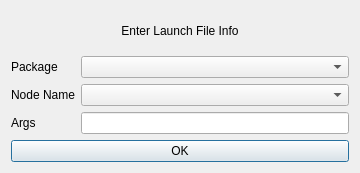
The window that landside/catkin_ws/src/gui/resource/LaunchDialog.ui (DukeRobotics/robosub-ros) describes before a commit, drawn with Qt 5.
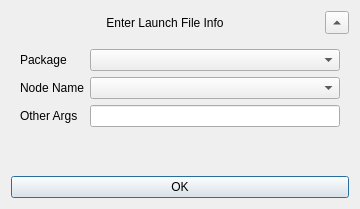
The same window after the commit.

```diff
--- a/landside/catkin_ws/src/gui/resource/LaunchDialog.ui
+++ b/landside/catkin_ws/src/gui/resource/LaunchDialog.ui
@@ -7,7 +7,7 @@
     <x>0</x>
     <y>0</y>
     <width>360</width>
-    <height>173</height>
+    <height>209</height>
    </rect>
   </property>
   <property name="sizePolicy">
@@ -21,6 +21,8 @@
   </property>
   <layout class="QVBoxLayout" name="vertical_layout">
    <item>
+    <layout class="QHBoxLayout" name="horizontalLayout">
+     <item>
     <widget class="QLabel" name="title_label">
      <property name="enabled">
       <bool>true</bool>
@@ -34,7 +36,30 @@
     </widget>
    </item>
    <item>
+      <widget class="QToolButton" name="collapse_button">
+       <property name="sizePolicy">
+        <sizepolicy hsizetype="Fixed" vsizetype="Fixed">
+         <horstretch>0</horstretch>
+         <verstretch>0</verstretch>
+        </sizepolicy>
+       </property>
+       <property name="arrowType">
+        <enum>Qt::UpArrow</enum>
+       </property>
+      </widget>
+     </item>
+    </layout>
+   </item>
+   <item>
+    <widget class="QWidget" name="form" native="true">
     <layout class="QFormLayout" name="form_layout">
+      <item row="0" column="0">
+       <widget class="QLabel" name="package_name_label">
+        <property name="text">
+         <string>Package</string>
+        </property>
+       </widget>
+      </item>
      <item row="0" column="1">
       <widget class="QComboBox" name="package_name_box"/>
      </item>
@@ -49,23 +74,17 @@
       <widget class="QComboBox" name="node_name_box"/>
      </item>
      <item row="2" column="0">
-      <widget class="QLabel" name="args_label">
+       <widget class="QLabel" name="other_args_label">
        <property name="text">
-        <string>Args</string>
+         <string>Other Args</string>
        </property>
       </widget>
      </item>
      <item row="2" column="1">
-      <widget class="QLineEdit" name="args_input"/>
-     </item>
-     <item row="0" column="0">
-      <widget class="QLabel" name="package_name_label">
-       <property name="text">
-        <string>Package</string>
-       </property>
-      </widget>
-     </item>
-    </layout>
+       <widget class="QLineEdit" name="other_args_input"/>
+      </item>
+     </layout>
+    </widget>
    </item>
    <item>
     <layout class="QHBoxLayout" name="horizontal_layout">
```
Lines whose indentation alone changed are shown as unchanged.
